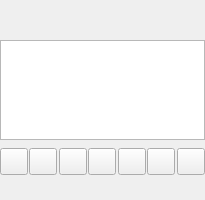
Before: the Qt Designer form ui/scene_beat_item_widget.ui in zkovari/plotlyst, drawn with Qt 5.
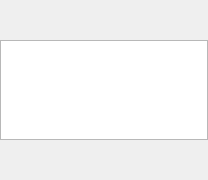
After: the same form once the commit is applied. Custom widgets are drawn as their Qt base class.

Commit message: Renovate scene beats timeline

```diff
--- a/ui/scene_beat_item_widget.ui
+++ b/ui/scene_beat_item_widget.ui
@@ -6,8 +6,8 @@
    <rect>
     <x>0</x>
     <y>0</y>
-    <width>205</width>
-    <height>200</height>
+    <width>208</width>
+    <height>180</height>
    </rect>
   </property>
   <property name="sizePolicy">
@@ -19,13 +19,13 @@
   <property name="minimumSize">
    <size>
     <width>180</width>
-    <height>200</height>
+    <height>180</height>
    </size>
   </property>
   <property name="maximumSize">
    <size>
     <width>233</width>
-    <height>200</height>
+    <height>180</height>
    </size>
   </property>
   <property name="windowTitle">
@@ -103,178 +103,12 @@
         </property>
        </widget>
       </item>
-      <item>
-       <widget class="QWidget" name="wdgEmotions" native="true">
-        <layout class="QHBoxLayout" name="horizontalLayout">
-         <property name="spacing">
-          <number>1</number>
-         </property>
-         <property name="leftMargin">
-          <number>0</number>
-         </property>
-         <property name="topMargin">
-          <number>0</number>
-         </property>
-         <property name="rightMargin">
-          <number>0</number>
-         </property>
-         <property name="bottomMargin">
-          <number>0</number>
-         </property>
-         <item alignment="Qt::AlignLeft">
-          <widget class="SecondaryActionToolButton" name="btnEmotionN3">
-           <property name="iconSize">
-            <size>
-             <width>20</width>
-             <height>20</height>
-            </size>
-           </property>
-           <property name="checkable">
-            <bool>true</bool>
-           </property>
-           <property name="iconName" stdset="0">
-            <string>ri.emotion-unhappy-line</string>
-           </property>
-           <property name="checkedColor" stdset="0">
-            <string>#ef0000</string>
-           </property>
-           <property name="emotion" stdset="0">
-            <number>-3</number>
-           </property>
-          </widget>
-         </item>
-         <item alignment="Qt::AlignLeft">
-          <widget class="SecondaryActionToolButton" name="btnEmotionN2">
-           <property name="iconSize">
-            <size>
-             <width>20</width>
-             <height>20</height>
-            </size>
-           </property>
-           <property name="checkable">
-            <bool>true</bool>
-           </property>
-           <property name="iconName" stdset="0">
-            <string>mdi6.emoticon-sad-outline</string>
-           </property>
-           <property name="checkedColor" stdset="0">
-            <string>#ff8e2b</string>
-           </property>
-           <property name="emotion" stdset="0">
-            <number>-2</number>
-           </property>
-          </widget>
-         </item>
-         <item alignment="Qt::AlignLeft">
-          <widget class="SecondaryActionToolButton" name="btnEmotionN1">
-           <property name="iconSize">
-            <size>
-             <width>20</width>
-             <height>20</height>
-            </size>
-           </property>
-           <property name="checkable">
-            <bool>true</bool>
-           </property>
-           <property name="iconName" stdset="0">
-            <string>mdi.emoticon-confused-outline</string>
-           </property>
-           <property name="emotion" stdset="0">
-            <number>-1</number>
-           </property>
-          </widget>
-         </item>
-         <item alignment="Qt::AlignLeft">
-          <widget class="SecondaryActionToolButton" name="btnEmotionNeutral">
-           <property name="iconSize">
-            <size>
-             <width>20</width>
-             <height>20</height>
-            </size>
-           </property>
-           <property name="checkable">
-            <bool>true</bool>
-           </property>
-           <property name="iconName" stdset="0">
-            <string>mdi.emoticon-neutral-outline</string>
-           </property>
-           <property name="emotion" stdset="0">
-            <number>0</number>
-           </property>
-          </widget>
-         </item>
-         <item alignment="Qt::AlignLeft">
-          <widget class="SecondaryActionToolButton" name="btnEmotionP1">
-           <property name="iconSize">
-            <size>
-             <width>20</width>
-             <height>20</height>
-            </size>
-           </property>
-           <property name="checkable">
-            <bool>true</bool>
-           </property>
-           <property name="iconName" stdset="0">
-            <string>mdi6.emoticon-happy-outline</string>
-           </property>
-           <property name="emotion" stdset="0">
-            <number>1</number>
-           </property>
-          </widget>
-         </item>
-         <item alignment="Qt::AlignLeft">
-          <widget class="SecondaryActionToolButton" name="btnEmotionP2">
-           <property name="iconSize">
-            <size>
-             <width>20</width>
-             <height>20</height>
-            </size>
-           </property>
-           <property name="checkable">
-            <bool>true</bool>
-           </property>
-           <property name="iconName" stdset="0">
-            <string>ri.emotion-happy-line</string>
-           </property>
-           <property name="checkedColor" stdset="0">
-            <string>#93e5ab</string>
-           </property>
-           <property name="emotion" stdset="0">
-            <number>2</number>
-           </property>
-          </widget>
-         </item>
-         <item alignment="Qt::AlignLeft">
-          <widget class="SecondaryActionToolButton" name="btnEmotionP3">
-           <property name="iconSize">
-            <size>
-             <width>20</width>
-             <height>20</height>
-            </size>
-           </property>
-           <property name="checkable">
-            <bool>true</bool>
-           </property>
-           <property name="iconName" stdset="0">
-            <string>mdi6.emoticon-excited-outline</string>
-           </property>
-           <property name="checkedColor" stdset="0">
-            <string>#00ca94</string>
-           </property>
-           <property name="emotion" stdset="0">
-            <number>3</number>
-           </property>
-          </widget>
-         </item>
-        </layout>
-       </widget>
-      </item>
       <item>
        <layout class="QHBoxLayout" name="layoutTop">
         <property name="spacing">
          <number>2</number>
         </property>
-        <item alignment="Qt::AlignRight">
+        <item alignment="Qt::AlignRight|Qt::AlignTop">
          <widget class="QToolButton" name="btnDelete">
           <property name="cursor">
            <cursorShape>PointingHandCursor</cursorShape>
@@ -303,13 +137,6 @@
    </item>
   </layout>
  </widget>
- <customwidgets>
-  <customwidget>
-   <class>SecondaryActionToolButton</class>
-   <extends>QToolButton</extends>
-   <header>src.main.python.plotlyst.view.widget.button</header>
-  </customwidget>
- </customwidgets>
  <resources/>
  <connections/>
 </ui>
```
The commit also changes 2 other files.
